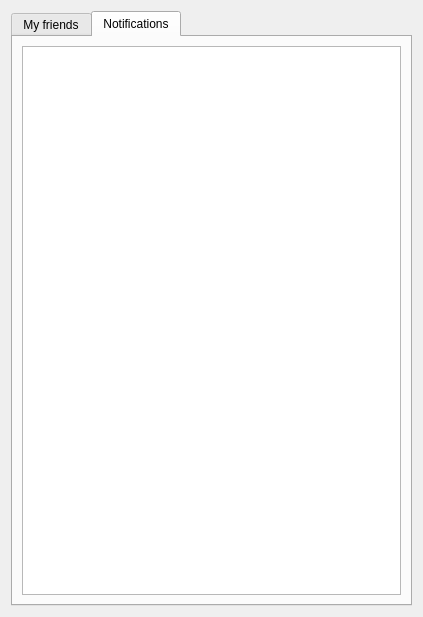
Old version of the form src/client/widgetcontactslist.ui in the repository wayt/Skypy.
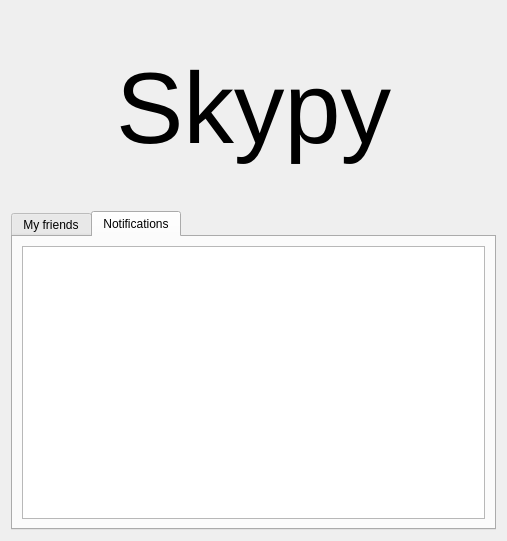
New version of the form. The open tabs and pages were chosen to show the change.

Commit message: Encore et toujours du design !

```diff
--- a/src/client/widgetcontactslist.ui
+++ b/src/client/widgetcontactslist.ui
@@ -6,15 +6,15 @@
    <rect>
     <x>0</x>
     <y>0</y>
-    <width>423</width>
-    <height>617</height>
+    <width>507</width>
+    <height>541</height>
    </rect>
   </property>
   <property name="windowTitle">
    <string>Form</string>
   </property>
   <layout class="QGridLayout" name="gridLayout">
-   <item row="1" column="1">
+   <item row="3" column="1">
     <widget class="QTabWidget" name="tabWidget">
      <property name="accessibleName">
       <string>Notifications</string>
@@ -58,6 +58,53 @@
      </widget>
     </widget>
    </item>
+   <item row="1" column="1">
+    <widget class="QLabel" name="label">
+     <property name="font">
+      <font>
+       <pointsize>76</pointsize>
+      </font>
+     </property>
+     <property name="text">
+      <string>Skypy</string>
+     </property>
+     <property name="alignment">
+      <set>Qt::AlignCenter</set>
+     </property>
+    </widget>
+   </item>
+   <item row="2" column="1">
+    <spacer name="verticalSpacer">
+     <property name="orientation">
+      <enum>Qt::Vertical</enum>
+     </property>
+     <property name="sizeType">
+      <enum>QSizePolicy::Minimum</enum>
+     </property>
+     <property name="sizeHint" stdset="0">
+      <size>
+       <width>20</width>
+       <height>40</height>
+      </size>
+     </property>
+    </spacer>
+   </item>
+   <item row="0" column="1">
+    <spacer name="verticalSpacer_2">
+     <property name="orientation">
+      <enum>Qt::Vertical</enum>
+     </property>
+     <property name="sizeType">
+      <enum>QSizePolicy::Minimum</enum>
+     </property>
+     <property name="sizeHint" stdset="0">
+      <size>
+       <width>20</width>
+       <height>40</height>
+      </size>
+     </property>
+    </spacer>
+   </item>
   </layout>
  </widget>
  <resources/>
```
Left out of the diff: 2 changed lines with no effect on the pictures. The commit also changes 1 other file.
